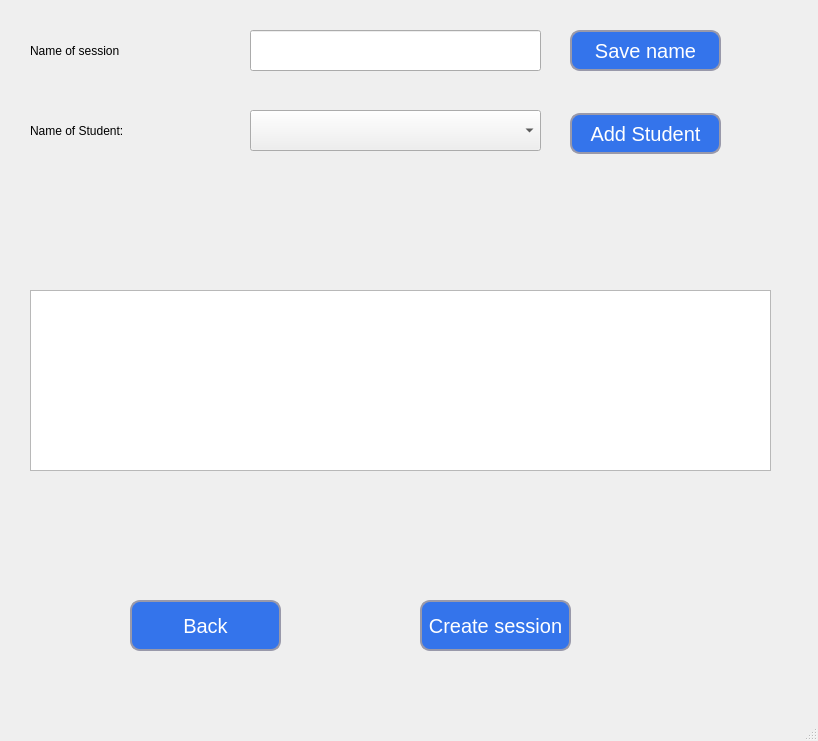
Above: Program/gui_create_session_window.ui from zgjimzhubajj/Student-Assistant before the change. Below: the same form after it.
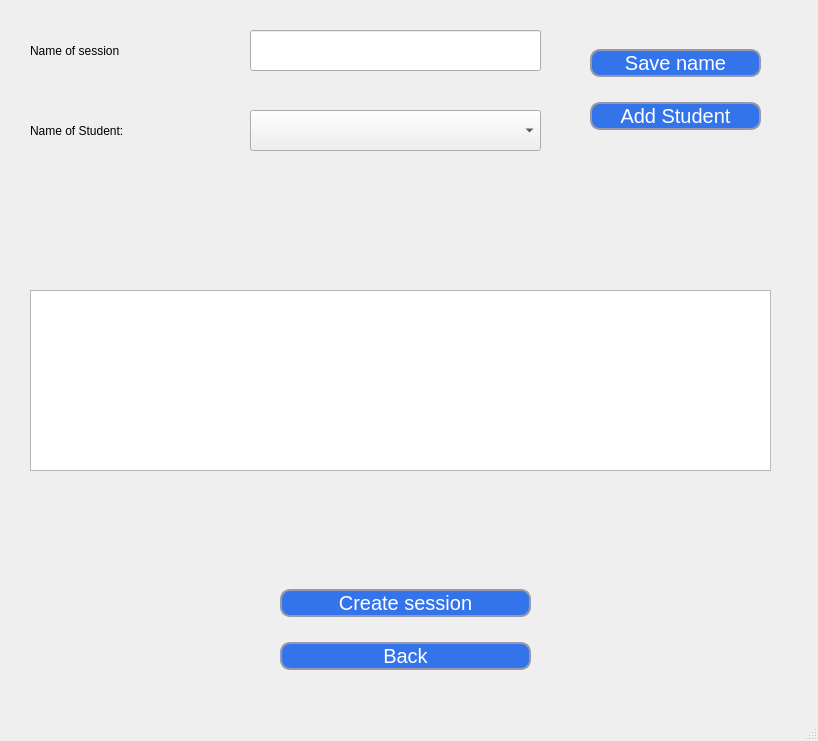
That is the form after the change.

Commit message: Made some changes on the GUI buttons overall the Application by making them responsive

The edit to the form file:
```diff
--- a/Program/gui_create_session_window.ui
+++ b/Program/gui_create_session_window.ui
@@ -37,104 +37,6 @@
      <string>Name of Student:</string>
     </property>
    </widget>
-   <widget class="QPushButton" name="btn_create_session">
-    <property name="geometry">
-     <rect>
-      <x>420</x>
-      <y>600</y>
-      <width>151</width>
-      <height>51</height>
-     </rect>
-    </property>
-    <property name="font">
-     <font>
-      <family>MS Sans Serif</family>
-      <pointsize>15</pointsize>
-     </font>
-    </property>
-    <property name="styleSheet">
-     <string notr="true">QPushButton {
-	border-style: solid;
-	border-width: 2px;
-	border-color: #9999aa;
-	border-radius: 10px;
-	color: white;
-	background-color: #3474eb
-}
-
-QPushButton:enabled {
-	background-color: #3474eb
-	color: white;
-}
-
-QPushButton:pressed {
-	background-color: #0d2f72;
-	color: #fffffe;
-}
-
-QPushButton:hover:!pressed {
-	background-color: E1F4FF;
-	color: 0c2f70;
-}
-
-QPushButton:disabled {
-	background-color: #aaaaaa;
-	color: #ffffff;
-}</string>
-    </property>
-    <property name="text">
-     <string>Create session</string>
-    </property>
-   </widget>
-   <widget class="QPushButton" name="btn_add_student">
-    <property name="geometry">
-     <rect>
-      <x>570</x>
-      <y>113</y>
-      <width>151</width>
-      <height>41</height>
-     </rect>
-    </property>
-    <property name="font">
-     <font>
-      <family>MS Sans Serif</family>
-      <pointsize>15</pointsize>
-     </font>
-    </property>
-    <property name="styleSheet">
-     <string notr="true">QPushButton {
-	border-style: solid;
-	border-width: 2px;
-	border-color: #9999aa;
-	border-radius: 10px;
-	color: white;
-	background-color: #3474eb
-}
-
-QPushButton:enabled {
-	background-color: #3474eb
-	color: white;
-}
-
-QPushButton:pressed {
-	background-color: #0d2f72;
-	color: #fffffe;
-}
-
-QPushButton:hover:!pressed {
-	background-color: E1F4FF;
-	color: 0c2f70;
-}
-
-QPushButton:disabled {
-	background-color: #aaaaaa;
-	color: #ffffff;
-}</string>
-    </property>
-    <property name="text">
-     <string>Add Student</string>
-    </property>
-   </widget>
    <widget class="QLabel" name="label_4">
     <property name="geometry">
      <rect>
@@ -181,55 +83,6 @@
      </rect>
     </property>
    </widget>
-   <widget class="QPushButton" name="btn_save_session_name">
-    <property name="geometry">
-     <rect>
-      <x>570</x>
-      <y>30</y>
-      <width>151</width>
-      <height>41</height>
-     </rect>
-    </property>
-    <property name="font">
-     <font>
-      <family>MS Sans Serif</family>
-      <pointsize>15</pointsize>
-     </font>
-    </property>
-    <property name="styleSheet">
-     <string notr="true">QPushButton {
-	border-style: solid;
-	border-width: 2px;
-	border-color: #9999aa;
-	border-radius: 10px;
-	color: white;
-	background-color: #3474eb
-}
-
-QPushButton:enabled {
-	background-color: #3474eb
-	color: white;
-}
-
-QPushButton:pressed {
-	background-color: #0d2f72;
-	color: #fffffe;
-}
-
-QPushButton:hover:!pressed {
-	background-color: E1F4FF;
-	color: 0c2f70;
-}
-
-QPushButton:disabled {
-	background-color: #aaaaaa;
-	color: #ffffff;
-}</string>
-    </property>
-    <property name="text">
-     <string>Save name</string>
-    </property>
-   </widget>
    <widget class="QLabel" name="lbl_wrong_inputs">
     <property name="geometry">
      <rect>
@@ -243,23 +96,26 @@
      <string/>
     </property>
    </widget>
-   <widget class="QPushButton" name="btn_back">
+   <widget class="QWidget" name="verticalLayoutWidget">
     <property name="geometry">
      <rect>
-      <x>130</x>
-      <y>600</y>
-      <width>151</width>
-      <height>51</height>
+      <x>590</x>
+      <y>30</y>
+      <width>171</width>
+      <height>121</height>
      </rect>
     </property>
-    <property name="font">
-     <font>
-      <family>MS Sans Serif</family>
-      <pointsize>15</pointsize>
-     </font>
-    </property>
-    <property name="styleSheet">
-     <string notr="true">QPushButton {
+    <layout class="QVBoxLayout" name="verticalLayout">
+     <item>
+      <widget class="QPushButton" name="btn_save_session_name">
+       <property name="font">
+        <font>
+         <family>MS Sans Serif</family>
+         <pointsize>15</pointsize>
+        </font>
+       </property>
+       <property name="styleSheet">
+        <string notr="true">QPushButton {
 	border-style: solid;
 	border-width: 2px;
 	border-color: #9999aa;
@@ -287,10 +143,154 @@
 	background-color: #aaaaaa;
 	color: #ffffff;
 }</string>
+       </property>
+       <property name="text">
+        <string>Save name</string>
+       </property>
+      </widget>
+     </item>
+     <item>
+      <widget class="QPushButton" name="btn_add_student">
+       <property name="font">
+        <font>
+         <family>MS Sans Serif</family>
+         <pointsize>15</pointsize>
+        </font>
+       </property>
+       <property name="styleSheet">
+        <string notr="true">QPushButton {
+	border-style: solid;
+	border-width: 2px;
+	border-color: #9999aa;
+	border-radius: 10px;
+	color: white;
+	background-color: #3474eb
+}
+
+QPushButton:enabled {
+	background-color: #3474eb
+	color: white;
+}
+
+QPushButton:pressed {
+	background-color: #0d2f72;
+	color: #fffffe;
+}
+
+QPushButton:hover:!pressed {
+	background-color: E1F4FF;
+	color: 0c2f70;
+}
+
+QPushButton:disabled {
+	background-color: #aaaaaa;
+	color: #ffffff;
+}</string>
+       </property>
+       <property name="text">
+        <string>Add Student</string>
+       </property>
+      </widget>
+     </item>
+    </layout>
+   </widget>
+   <widget class="QWidget" name="verticalLayoutWidget_2">
+    <property name="geometry">
+     <rect>
+      <x>280</x>
+      <y>570</y>
+      <width>251</width>
+      <height>121</height>
+     </rect>
     </property>
-    <property name="text">
-     <string>Back</string>
-    </property>
+    <layout class="QVBoxLayout" name="verticalLayout_2">
+     <item>
+      <widget class="QPushButton" name="btn_create_session">
+       <property name="font">
+        <font>
+         <family>MS Sans Serif</family>
+         <pointsize>15</pointsize>
+        </font>
+       </property>
+       <property name="styleSheet">
+        <string notr="true">QPushButton {
+	border-style: solid;
+	border-width: 2px;
+	border-color: #9999aa;
+	border-radius: 10px;
+	color: white;
+	background-color: #3474eb
+}
+
+QPushButton:enabled {
+	background-color: #3474eb
+	color: white;
+}
+
+QPushButton:pressed {
+	background-color: #0d2f72;
+	color: #fffffe;
+}
+
+QPushButton:hover:!pressed {
+	background-color: E1F4FF;
+	color: 0c2f70;
+}
+
+QPushButton:disabled {
+	background-color: #aaaaaa;
+	color: #ffffff;
+}</string>
+       </property>
+       <property name="text">
+        <string>Create session</string>
+       </property>
+      </widget>
+     </item>
+     <item>
+      <widget class="QPushButton" name="btn_back">
+       <property name="font">
+        <font>
+         <family>MS Sans Serif</family>
+         <pointsize>15</pointsize>
+        </font>
+       </property>
+       <property name="styleSheet">
+        <string notr="true">QPushButton {
+	border-style: solid;
+	border-width: 2px;
+	border-color: #9999aa;
+	border-radius: 10px;
+	color: white;
+	background-color: #3474eb
+}
+
+QPushButton:enabled {
+	background-color: #3474eb
+	color: white;
+}
+
+QPushButton:pressed {
+	background-color: #0d2f72;
+	color: #fffffe;
+}
+
+QPushButton:hover:!pressed {
+	background-color: E1F4FF;
+	color: 0c2f70;
+}
+
+QPushButton:disabled {
+	background-color: #aaaaaa;
+	color: #ffffff;
+}</string>
+       </property>
+       <property name="text">
+        <string>Back</string>
+       </property>
+      </widget>
+     </item>
+    </layout>
    </widget>
   </widget>
   <widget class="QMenuBar" name="menubar">
```
The commit also changes 17 other files.
